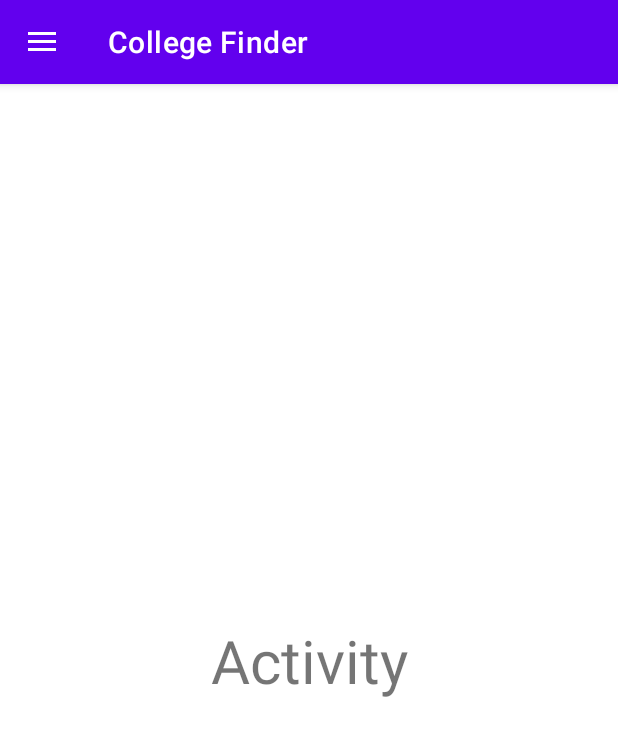
After one commit to visheshdubey/College_Finder, an Android app: the HomeActivity screen opened directly, with no data from a screen before it, on a phone screen of 412 x 824 dp. The commit adds this screen. Shown: the top 736 px of the screen. Run offline under Robolectric (Android 15) with nearby library versions, the phone set to English and light mode, and no system bars.

Commit message:
Nav drawer setup

```diff
--- a/app/build.gradle
+++ b/app/build.gradle
@@ -1,6 +1,8 @@
 plugins {
     id 'com.android.application'
     id 'kotlin-android'
+    id 'kotlin-android-extensions'
+
 }
 
 android {
@@ -39,6 +41,7 @@ dependencies {
     implementation 'androidx.appcompat:appcompat:1.1.0'
     implementation 'com.google.android.material:material:1.1.0'
     implementation 'androidx.constraintlayout:constraintlayout:1.1.3'
+
     testImplementation 'junit:junit:4.+'
     androidTestImplementation 'androidx.test.ext:junit:1.1.1'
     androidTestImplementation 'androidx.test.espresso:espresso-core:3.2.0'
--- a/app/src/main/AndroidManifest.xml
+++ b/app/src/main/AndroidManifest.xml
@@ -9,7 +9,9 @@
         android:roundIcon="@mipmap/ic_launcher_round"
         android:supportsRtl="true"
         android:theme="@style/Theme.CollegeFinder">
-        <activity android:name=".MainActivity"
+        <activity android:name=".HomeActivity"></activity>
+        <activity
+            android:name=".MainActivity"
             android:theme="@style/NoActionBar">
             <intent-filter>
                 <action android:name="android.intent.action.MAIN" />
--- /dev/null
+++ b/app/src/main/java/com/sabgrowth/collegefinder/HomeActivity.kt
@@ -0,0 +1,41 @@
+package com.sabgrowth.collegefinder
+
+import androidx.appcompat.app.AppCompatActivity
+import android.os.Bundle
+import android.view.MenuItem
+import android.widget.Toast
+import androidx.appcompat.app.ActionBarDrawerToggle
+import kotlinx.android.synthetic.main.activity_home.*
+
+class HomeActivity : AppCompatActivity() {
+    lateinit var toggle: ActionBarDrawerToggle
+    override fun onCreate(savedInstanceState: Bundle?) {
+        super.onCreate(savedInstanceState)
+        setContentView(R.layout.activity_home)
+
+        toggle = ActionBarDrawerToggle(this, drawerLayout, R.string.open, R.string.close)
+        drawerLayout.addDrawerListener(toggle)
+        toggle.syncState()
+        supportActionBar?.setDisplayHomeAsUpEnabled(true)
+        nav_view.setNavigationItemSelectedListener {
+            when(it.itemId)
+            {
+                R.id.item1 -> Toast.makeText(applicationContext,"Clicked 1",
+                    Toast.LENGTH_LONG).show()
+                R.id.item2 -> Toast.makeText(applicationContext,"Clicked 2",
+                    Toast.LENGTH_LONG).show()
+                R.id.item3 -> Toast.makeText(applicationContext,"Clicked 3",
+                    Toast.LENGTH_LONG).show()
+            }
+            true
+        }
+    }
+
+    override fun onOptionsItemSelected(item: MenuItem): Boolean {
+        if(toggle.onOptionsItemSelected(item))
+        {
+            return true
+        }
+        return super.onOptionsItemSelected(item)
+    }
+}
--- /dev/null
+++ b/app/src/main/res/layout/activity_home.xml
@@ -0,0 +1,37 @@
+<?xml version="1.0" encoding="utf-8"?>
+<androidx.drawerlayout.widget.DrawerLayout xmlns:android="http://schemas.android.com/apk/res/android"
+    xmlns:app="http://schemas.android.com/apk/res-auto"
+    xmlns:tools="http://schemas.android.com/tools"
+    android:layout_width="match_parent"
+    android:layout_height="match_parent"
+    android:id="@+id/drawerLayout"
+    tools:context=".HomeActivity">
+
+    <androidx.constraintlayout.widget.ConstraintLayout
+        android:layout_width="match_parent"
+        android:layout_height="match_parent">
+
+        <TextView
+            android:layout_width="wrap_content"
+            android:layout_height="wrap_content"
+            android:text="Activity"
+            android:textSize="40sp"
+            app:layout_constraintBottom_toBottomOf="parent"
+            app:layout_constraintEnd_toEndOf="parent"
+            app:layout_constraintHorizontal_bias="0.5"
+            app:layout_constraintStart_toStartOf="parent"
+            app:layout_constraintTop_toTopOf="parent">
+
+        </TextView>
+    </androidx.constraintlayout.widget.ConstraintLayout>
+    <com.google.android.material.navigation.NavigationView
+        android:layout_width="wrap_content"
+        android:id="@+id/nav_view"
+        android:layout_height="match_parent"
+        app:headerLayout="@layout/nav_header"
+        app:menu="@menu/nav_menu"
+        android:layout_gravity="start"
+        android:fitsSystemWindows="true"/>
+
+
+</androidx.drawerlayout.widget.DrawerLayout>
--- a/app/src/main/res/layout/activity_main.xml
+++ b/app/src/main/res/layout/activity_main.xml
@@ -79,7 +79,7 @@
         app:layout_constraintTop_toBottomOf="@+id/button2" />
 
     <TextView
-        android:id="@+id/textView2"
+        android:id="@+id/signup_btn"
         android:layout_width="wrap_content"
         android:layout_height="wrap_content"
         android:layout_marginTop="8dp"
--- /dev/null
+++ b/app/src/main/res/menu/nav_menu.xml
@@ -0,0 +1,13 @@
+<?xml version="1.0" encoding="utf-8"?>
+<menu xmlns:android="http://schemas.android.com/apk/res/android">
+<item android:id="@+id/item1"
+    android:title="Item1"/>
+    <item android:id="@+id/item2"
+        android:title="Item2"/>
+    <item android:id="@+id/item3"
+        android:title="Item2"/>
+    <item android:id="@+id/item4"
+        android:title="Item1"/>
+    <item android:id="@+id/item5"
+        android:title="Item1"/>
+</menu>
--- a/app/src/main/res/values/strings.xml
+++ b/app/src/main/res/values/strings.xml
@@ -1,3 +1,5 @@
 <resources>
     <string name="app_name">College Finder</string>
+    <string name="open">Open</string>
+    <string name="close">Close</string>
 </resources>
```
Also changed, not shown: app/src/main/java/com/sabgrowth/collegefinder/MainActivity.kt (+11 -0 lines), app/src/main/res/drawable/gradient_2.xml (added, +7 -0 lines), app/src/main/res/layout/nav_header.xml (added, +20 -0 lines).
